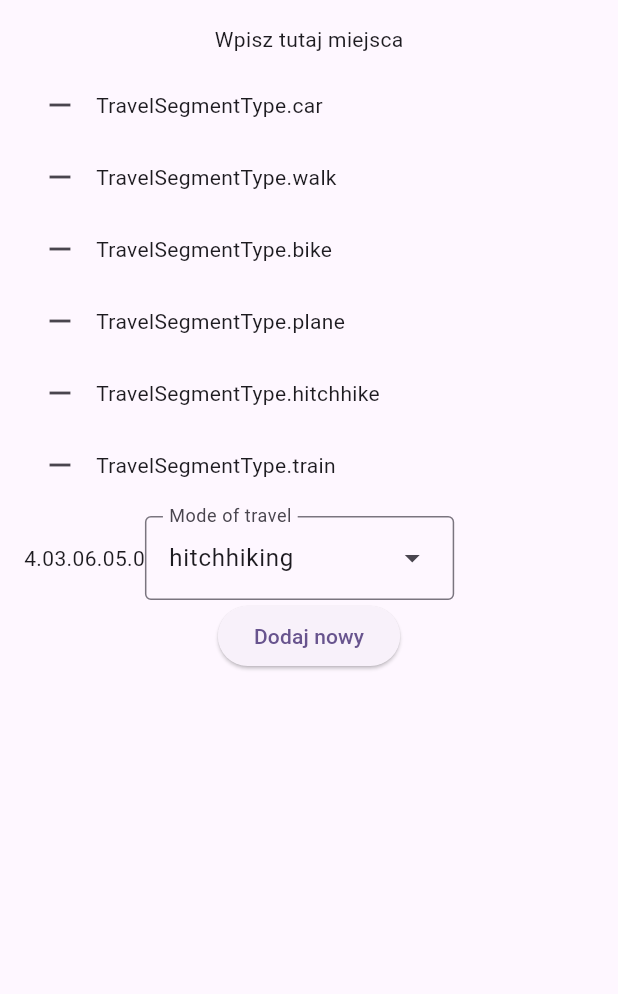
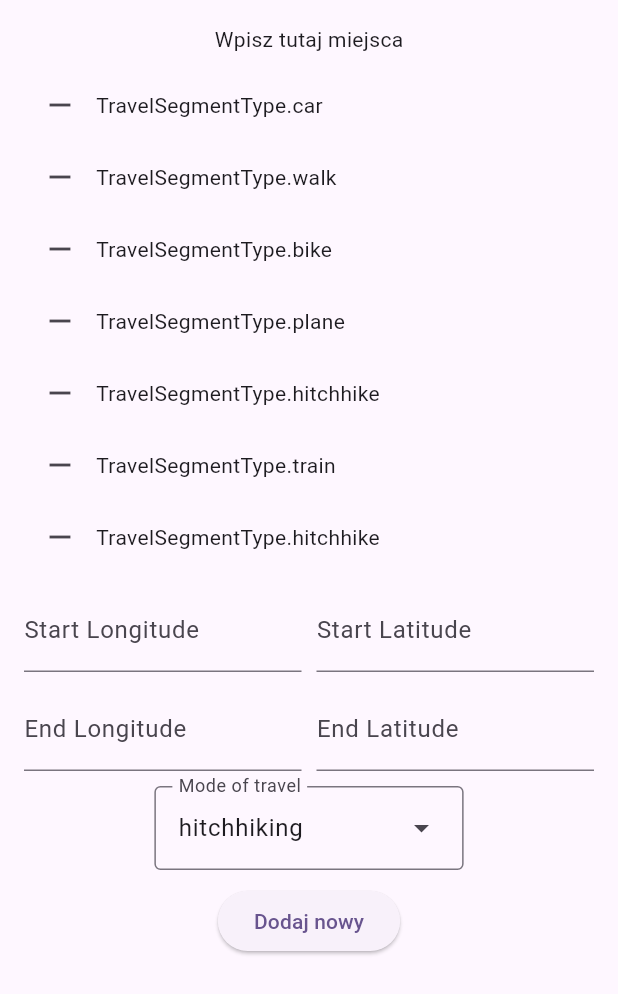
Before and after one commit to Sconguser/hitchcount, a Flutter app: the screen it shows after launch, after a tap on "Dodaj nowy", on a phone screen of 412 x 824 dp. Shown: the top 994 px of the screen. Run offline on Flutter 3.47's test engine with Material 3 defaults, Android fonts, the light colour scheme and no system bars; our stand-ins replace flutter_riverpod, freezed_annotation.

Commit message:
added textfields

```diff
--- a/lib/views/add_places_view.dart
+++ b/lib/views/add_places_view.dart
@@ -61,7 +61,7 @@
               const SizedBox(height: 10),
 
               // Button will always be placed directly under the list
-              AddNewPlaceContainer(onAccept: () {}),
+              AddNewPlaceContainer(),
             ],
           ),
         ),
--- a/lib/views/widgets.dart
+++ b/lib/views/widgets.dart
@@ -2,6 +2,7 @@
 import 'package:flutter_riverpod/flutter_riverpod.dart';
 import 'package:hitchcount/models/travel_segment_type.dart';
 import 'package:hitchcount/providers/controllers/travel_segment_list/add_new_travel_segment_controller_provider.dart';
+import 'package:hitchcount/providers/controllers/travel_segment_list/travel_segment_list_controller_provider.dart';
 
 import '../models/travel_segment_model.dart';
 
@@ -31,29 +32,85 @@
 }
 
 class AddNewPlaceContainer extends ConsumerWidget {
-  const AddNewPlaceContainer({Key? key, required this.onAccept})
-      : super(key: key);
-
-  final VoidCallback onAccept;
+  const AddNewPlaceContainer({Key? key}) : super(key: key);
 
   @override
   Widget build(BuildContext context, WidgetRef ref) {
-    double startLen = 3.0;
-    double startLon = 4.0;
-    double endLen = 5.0;
-    double endLon = 6.0;
+    final TextEditingController startLonController = TextEditingController();
+    final TextEditingController startLatController = TextEditingController();
+    final TextEditingController endLonController = TextEditingController();
+    final TextEditingController endLatController = TextEditingController();
+
     return Column(
       children: [
         Row(
           children: [
-            Text('$startLon'),
-            Text('$startLen'),
-            Text('$endLon'),
-            Text('$endLen'),
-            TravelTypeDropdown(),
+            // Wrap each TextField in a Flexible to allow the Row to handle dynamic widths
+            Flexible(
+              child: TextField(
+                controller: startLonController,
+                keyboardType: TextInputType.number,
+                decoration: InputDecoration(labelText: 'Start Longitude'),
+                onChanged: (value) {
+                  double? lon = double.tryParse(value);
+                  if (lon != null) {
+                    ref.read(addNewTravelSegmentController).start_lon = lon;
+                  }
+                },
+              ),
+            ),
+            SizedBox(width: 10), // Add spacing between fields
+            Flexible(
+              child: TextField(
+                controller: startLatController,
+                keyboardType: TextInputType.number,
+                decoration: InputDecoration(labelText: 'Start Latitude'),
+                onChanged: (value) {
+                  double? lat = double.tryParse(value);
+                  if (lat != null) {
+                    ref.read(addNewTravelSegmentController).start_lat = lat;
+                  }
+                },
+              ),
+            ),
           ],
         ),
-        AddNewPlaceButton(onPressed: onAccept),
+        SizedBox(height: 10), // Add some space between rows
+        Row(
+          children: [
+            Flexible(
+              child: TextField(
+                controller: endLonController,
+                keyboardType: TextInputType.number,
+                decoration: InputDecoration(labelText: 'End Longitude'),
+                onChanged: (value) {
+                  double? lon = double.tryParse(value);
+                  if (lon != null) {
+                    ref.read(addNewTravelSegmentController).end_lon = lon;
+                  }
+                },
+              ),
+            ),
+            SizedBox(width: 10),
+            Flexible(
+              child: TextField(
+                controller: endLatController,
+                keyboardType: TextInputType.number,
+                decoration: InputDecoration(labelText: 'End Latitude'),
+                onChanged: (value) {
+                  double? lat = double.tryParse(value);
+                  if (lat != null) {
+                    ref.read(addNewTravelSegmentController).end_lat = lat;
+                  }
+                },
+              ),
+            ),
+          ],
+        ),
+        SizedBox(height: 10),
+        TravelTypeDropdown(),
+        SizedBox(height: 10),
+        AddNewPlaceButton(),
       ],
     );
   }
@@ -80,16 +137,25 @@
   }
 }
 
-class AddNewPlaceButton extends StatelessWidget {
-  const AddNewPlaceButton({Key? key, required this.onPressed})
-      : super(key: key);
-
-  final VoidCallback onPressed;
+class AddNewPlaceButton extends ConsumerWidget {
+  const AddNewPlaceButton({Key? key}) : super(key: key);
 
   @override
-  Widget build(BuildContext context) {
+  Widget build(BuildContext context, WidgetRef ref) {
     return ElevatedButton(
-      onPressed: onPressed,
+      onPressed: () {
+        double startLat = ref.read(addNewTravelSegmentController).start_lat;
+
+        double startLon = ref.read(addNewTravelSegmentController).start_lon;
+
+        double endLat = ref.read(addNewTravelSegmentController).end_lat;
+        double endLon = ref.read(addNewTravelSegmentController).end_lon;
+        TravelSegmentType travelSegmentType =
+            ref.read(addNewTravelSegmentController).type;
+        ref
+            .read(travelSegmentNotifier.notifier)
+            .add(startLat, startLon, endLat, endLon, travelSegmentType);
+      },
       child: Text('Dodaj nowy'),
     );
   }
```
